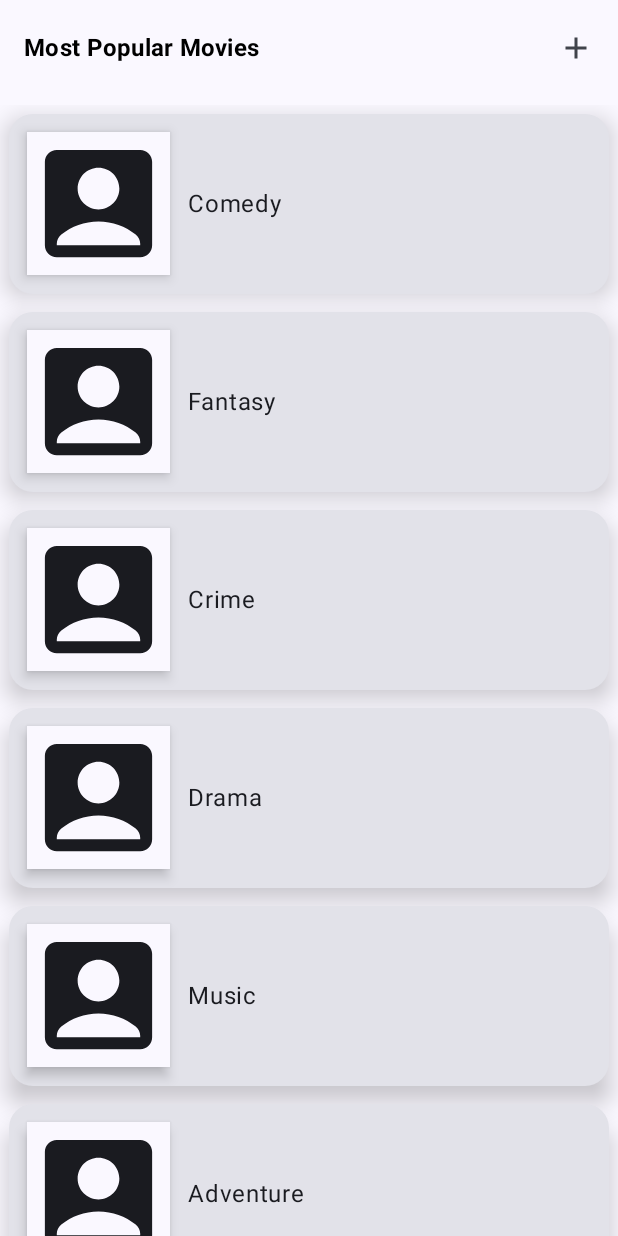
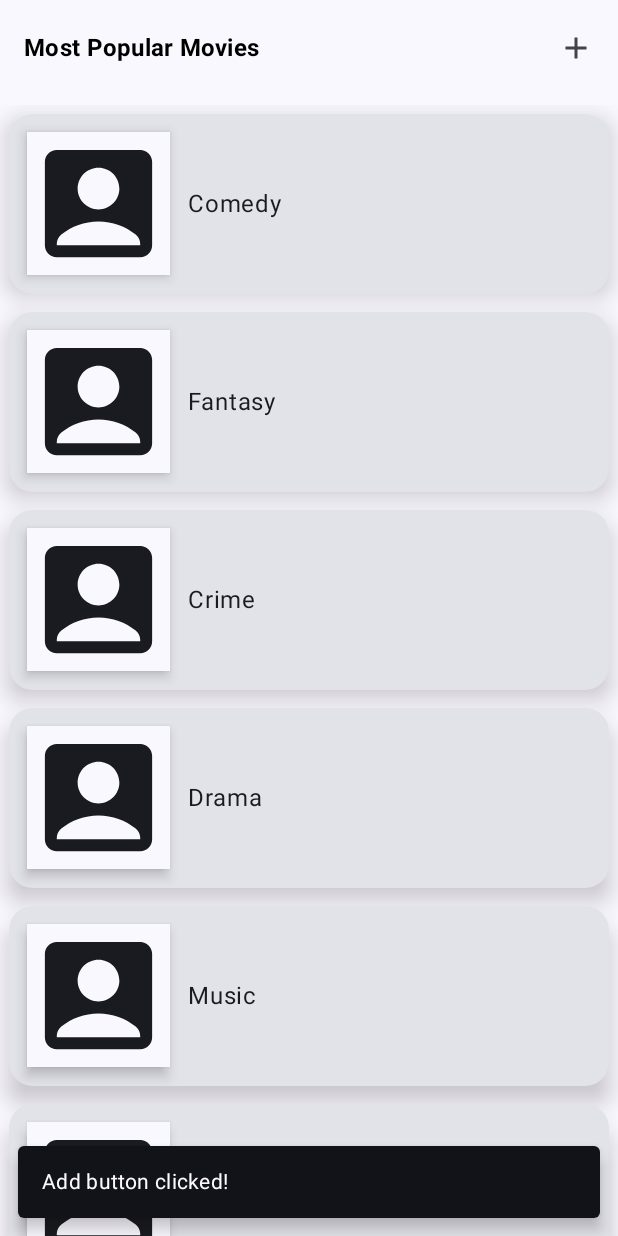
Before and after one commit to GetRighhttt/MovieAppCompose, an Android app built with Jetpack Compose: the screen it shows after launch (MainActivity), after a tap on "Add", on a phone screen of 412 x 824 dp. Run offline under Robolectric (Android 15) with nearby library versions, the phone set to English and light mode, and no system bars.

```diff
--- a/app/src/main/java/com/example/composemovieapp/screens/home/HomeScreen.kt
+++ b/app/src/main/java/com/example/composemovieapp/screens/home/HomeScreen.kt
@@ -24,11 +24,16 @@ import androidx.compose.material3.Icon
 import androidx.compose.material3.IconButton
 import androidx.compose.material3.MaterialTheme
 import androidx.compose.material3.Scaffold
+import androidx.compose.material3.SnackbarDuration
+import androidx.compose.material3.SnackbarHost
+import androidx.compose.material3.SnackbarHostState
 import androidx.compose.material3.Surface
 import androidx.compose.material3.Text
 import androidx.compose.material3.TopAppBar
 import androidx.compose.material3.TopAppBarDefaults
 import androidx.compose.runtime.Composable
+import androidx.compose.runtime.remember
+import androidx.compose.runtime.rememberCoroutineScope
 import androidx.compose.ui.Alignment
 import androidx.compose.ui.Modifier
 import androidx.compose.ui.graphics.Color
@@ -38,16 +43,25 @@ import androidx.compose.ui.text.style.TextOverflow
 import androidx.compose.ui.unit.dp
 import androidx.navigation.NavController
 import com.example.composemovieapp.navigation.MovieScreens
+import kotlinx.coroutines.launch
 
 @SuppressLint("UnusedMaterial3ScaffoldPaddingParameter")
 @OptIn(ExperimentalMaterial3Api::class)
 @Composable
 fun HomeScreen(navController: NavController) {
+
+    // variables for snackbar
+    val scope = rememberCoroutineScope()
+    val snackbarHostState = remember { SnackbarHostState() }
+
     /**
      * Scaffold - part of material design that implements the basic material design layout
      * structure.
      */
     Scaffold(
+        snackbarHost = {
+            SnackbarHost(hostState = snackbarHostState)
+        },
         topBar = {
             TopAppBar(
                 colors = TopAppBarDefaults.topAppBarColors(
@@ -64,7 +78,14 @@ fun HomeScreen(navController: NavController) {
                     )
                 },
                 actions = {
-                    IconButton(onClick = { Log.d("ADD", "Pressed Add button.") }) {
+                    IconButton(onClick = {
+                        scope.launch {
+                            snackbarHostState.showSnackbar(
+                                "Add button clicked!",
+                                duration = SnackbarDuration.Short
+                            )
+                        }
+                    }) {
                         Icon(imageVector = Icons.Default.Add, contentDescription = "Add")
                     }
                 }
```
Also changed, not shown: app/src/main/java/com/example/composemovieapp/screens/detail/DetailsScreen.kt (+22 -2 lines).
